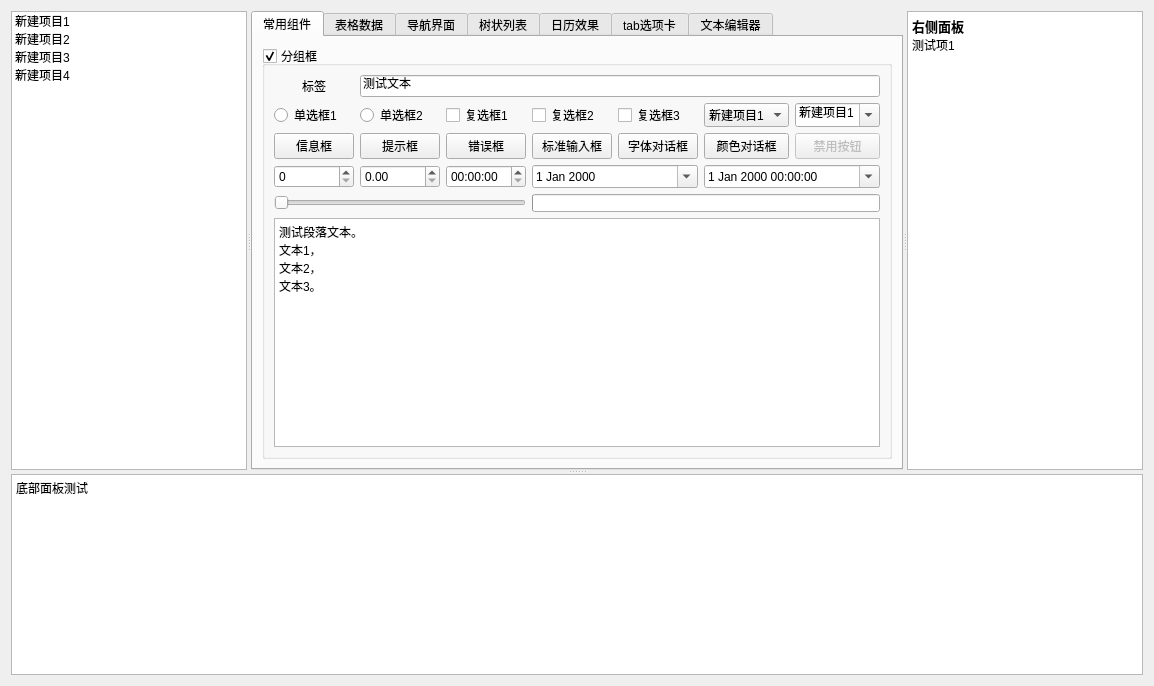
zhongyang219/RibbonUiFrame, file TestModule/mainwidget.ui: the form before one commit.
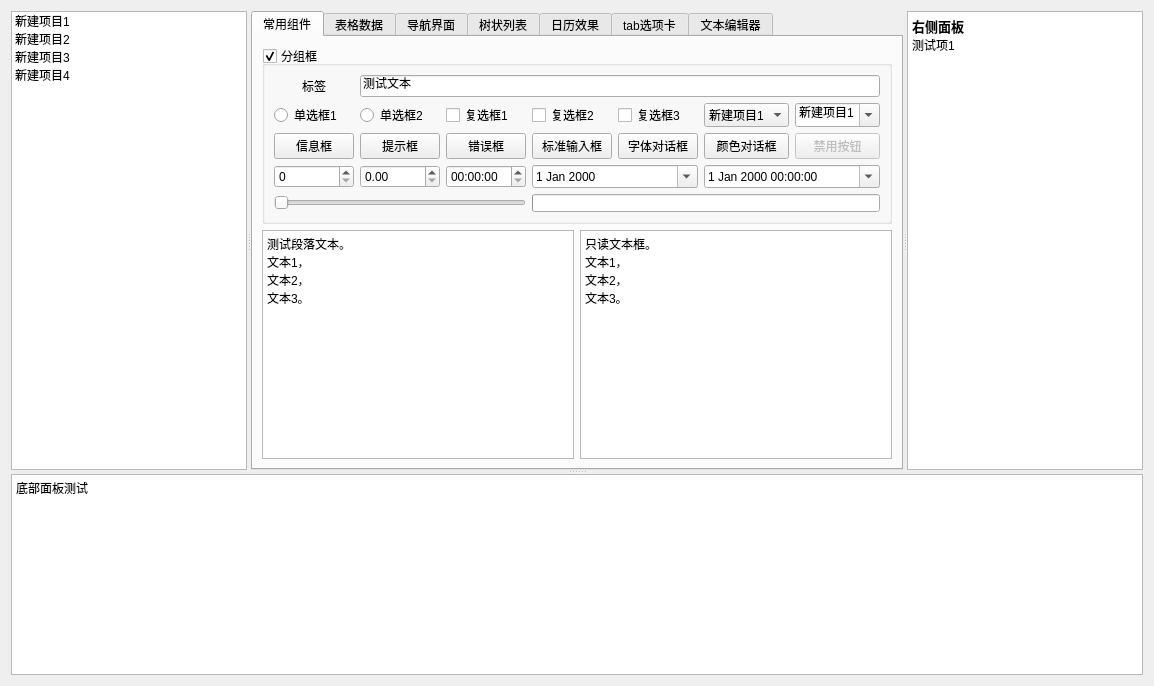
The form after the commit. Icons and pictures are not drawn.

```diff
--- a/TestModule/mainwidget.ui
+++ b/TestModule/mainwidget.ui
@@ -73,7 +73,7 @@
         <attribute name="title">
          <string>常用组件</string>
         </attribute>
-        <layout class="QVBoxLayout" name="verticalLayout">
+        <layout class="QVBoxLayout" name="verticalLayout_6">
          <item>
           <widget class="QGroupBox" name="groupBox">
            <property name="styleSheet">
@@ -301,19 +301,36 @@
               </property>
              </widget>
             </item>
-            <item row="5" column="0" colspan="7">
-             <widget class="QPlainTextEdit" name="plainTextEdit">
-              <property name="plainText">
-               <string>测试段落文本。
-文本1，
-文本2，
-文本3。</string>
-              </property>
-             </widget>
-            </item>
            </layout>
           </widget>
          </item>
+         <item>
+          <layout class="QHBoxLayout" name="horizontalLayout">
+           <item>
+            <widget class="QPlainTextEdit" name="plainTextEdit">
+             <property name="plainText">
+              <string>测试段落文本。
+文本1，
+文本2，
+文本3。</string>
+             </property>
+            </widget>
+           </item>
+           <item>
+            <widget class="QPlainTextEdit" name="plainTextEdit_2">
+             <property name="readOnly">
+              <bool>true</bool>
+             </property>
+             <property name="plainText">
+              <string>只读文本框。
+文本1，
+文本2，
+文本3。</string>
+             </property>
+            </widget>
+           </item>
+          </layout>
+         </item>
         </layout>
        </widget>
        <widget class="QWidget" name="tab2">
```
Left out of the diff: 307 changed lines with no effect on the pictures.
